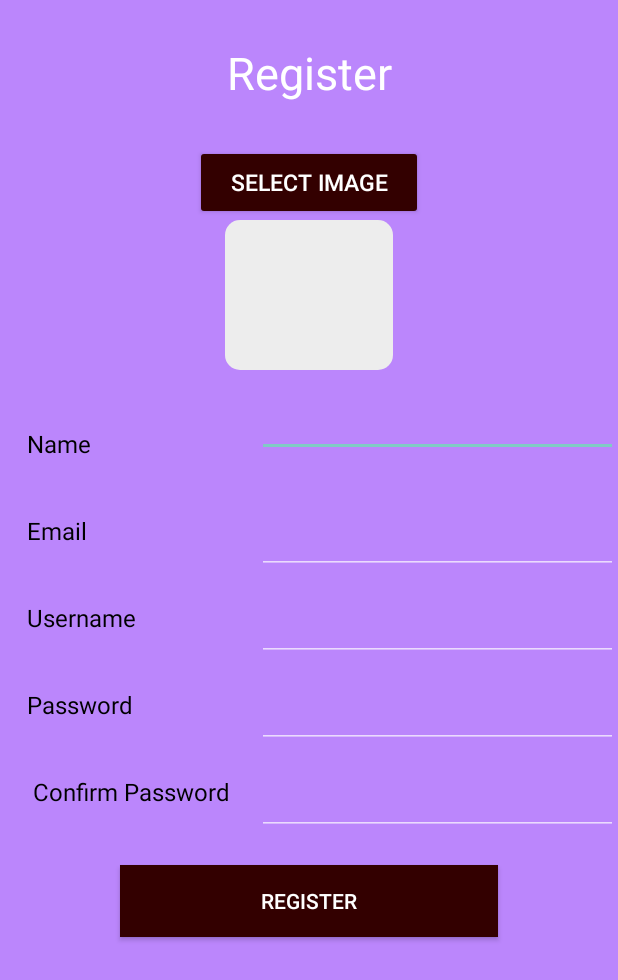
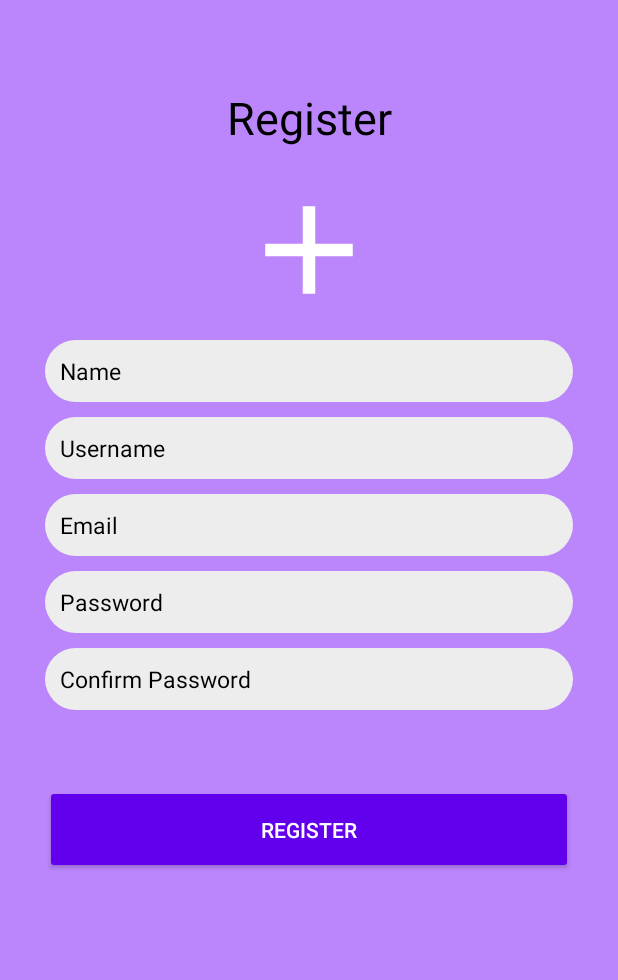
Before and after one commit to surajiyer28/E1_GroupNo.2_BillSplitter, an Android app: the RegisterActivity screen opened directly, with no data from a screen before it, on a phone screen of 412 x 824 dp. Shown: the top 980 px of the screen. Run offline under Robolectric (Android 15) with nearby library versions, the light colour scheme and no system bars; our stand-ins replace Firebase (no records; nobody signed in at launch, a user with empty details on screens opened directly).

Commit message:
register firebase

```diff
--- a/app/build.gradle
+++ b/app/build.gradle
@@ -1,5 +1,6 @@
 plugins {
     id 'com.android.application'
+    id 'com.google.gms.google-services'
 }
 
 android {
@@ -32,9 +33,11 @@ dependencies {
     implementation 'androidx.appcompat:appcompat:1.3.1'
     implementation 'com.google.android.material:material:1.4.0'
     implementation 'androidx.lifecycle:lifecycle-extensions:2.2.0-alpha03'
+    implementation 'com.google.firebase:firebase-firestore:21.4.0'
     annotationProcessor "androidx.lifecycle:lifecycle-compiler:2.1.0"
     implementation 'androidx.constraintlayout:constraintlayout:2.1.0'
     implementation "androidx.recyclerview:recyclerview:1.0.0"
+    implementation platform('com.google.firebase:firebase-bom:28.4.2')
 
     testImplementation 'junit:junit:4.+'
     androidTestImplementation 'androidx.test.ext:junit:1.1.3'
--- a/app/src/main/AndroidManifest.xml
+++ b/app/src/main/AndroidManifest.xml
@@ -32,7 +32,8 @@
             android:exported="true" />
         <activity
             android:name=".RegisterActivity"
-            android:exported="true" />
+            android:exported="true"
+            android:parentActivityName=".LoginActivity"/>
         <activity
             android:name=".LoginActivity"
             android:exported="true">
--- a/app/src/main/res/drawable/rounded_corners.xml
+++ b/app/src/main/res/drawable/rounded_corners.xml
@@ -4,7 +4,7 @@
     xmlns:android="http://schemas.android.com/apk/res/android"
     android:shape="rectangle">
 
-    <corners android:radius="10dp" />
+    <corners android:radius="300dp" />
 
 
 
--- a/app/src/main/res/layout/register.xml
+++ b/app/src/main/res/layout/register.xml
@@ -5,199 +5,109 @@
     android:layout_height="match_parent"
     android:orientation="vertical"
     android:background="@color/purple_200"
-    android:stretchColumns="1"> <!-- stretch the second column of the layout-->
-
+    android:stretchColumns="1"
+    android:padding="20dp"> <!-- stretch the second column of the layout-->
     <TextView
         android:id="@+id/Register"
         android:layout_width="match_parent"
         android:layout_height="wrap_content"
         android:padding="18dp"
         android:text="Register"
-        android:layout_marginTop="10dp"
+        android:textColor="@color/black"
         android:textAlignment="center"
-        android:textColor="@color/white"
+        android:layout_marginTop="20dp"
         android:textSize="30dp" />
 
-
-        <Button
-            android:id="@+id/button"
-            android:layout_width="100dp"
-            android:layout_height="50dp"
-            android:layout_centerHorizontal="true"
-            android:backgroundTint="#330000"
-            android:layout_marginTop="10dp"
-            android:layout_marginHorizontal="130dp"
-            android:text="Select Image"
-            android:textColor="@android:color/white"
-            android:textSize="15dp"
-            android:onClick="getImage"
-            />
     <ImageView
         android:id="@+id/imageview"
         android:layout_width="100dp"
         android:layout_height="100dp"
-            android:layout_marginHorizontal="150dp"
-            android:layout_gravity="left"
-            android:background="@drawable/rounded_corners"
+        android:src="@drawable/ic_add_white"
+        android:onClick="getImage"
         />
-
-
-    <TableRow
-        android:id="@+id/Row1"
-        android:layout_width="fill_parent"
-        android:layout_height="wrap_content"
-        >
-        <TextView
-
-            android:id="@+id/name"
-            android:layout_width="wrap_content"
-            android:layout_height="wrap_content"
-            android:padding="18dp"
-            android:text="Name"
-            android:textColor="@color/black"
-            android:textSize="16dp"
-            android:layout_marginTop="20dp"
-            />
+    <!-- first row of the table layout-->
 
     <EditText
         android:id="@+id/name1"
         android:layout_height="wrap_content"
         android:layout_width="wrap_content"
-            android:padding="18dp"
+        android:padding="10dp"
+        android:layout_marginTop="10dp"
         android:text=""
+        android:layout_marginHorizontal="10dp"
+        android:hint="Name"
+        android:textColorHint="@color/black"
+        android:background="@drawable/rounded_corners"
         android:textColor="@color/black"
-            android:textSize="16dp"/>
-
-    </TableRow>
-    <!-- first row of the table layout-->
-    <TableRow
-        android:id="@+id/Row2"
-        android:layout_width="fill_parent"
-        android:layout_height="wrap_content"
-        >
-        <TextView
-
-            android:id="@+id/Email"
-            android:layout_width="wrap_content"
-            android:layout_height="wrap_content"
-            android:padding="18dp"
-            android:text="Email"
-            android:textColor="@color/black"
-            android:textSize="16dp"
-            />
-
-        <EditText
-            android:id="@+id/email_id"
-            android:layout_height="wrap_content"
-            android:layout_width="wrap_content"
-            android:padding="18dp"
-            android:text=""
-            android:textColor="@color/black"
-            android:textSize="16dp"/>
-
-    </TableRow>
-    <TableRow
-
-        android:id="@+id/Row3"
-        android:layout_width="fill_parent"
-        android:layout_height="wrap_content">
-
-        <!-- first element of the row-->
-        <TextView
-
-            android:id="@+id/usernameLabel1"
-            android:layout_width="wrap_content"
-            android:layout_height="wrap_content"
-            android:padding="18dp"
-            android:text="Username"
-            android:textColor="@color/black"
-            android:textSize="16dp"
-            />
+        android:textSize="15dp"/>
 
     <EditText
         android:id="@+id/username"
         android:layout_height="wrap_content"
         android:layout_width="wrap_content"
-            android:padding="18dp"
+        android:padding="10dp"
+        android:layout_marginTop="10dp"
         android:text=""
+        android:layout_marginHorizontal="10dp"
+        android:hint="Username"
+        android:textColorHint="@color/black"
+        android:background="@drawable/rounded_corners"
         android:textColor="@color/black"
-            android:textSize="16dp"/>
-
-
-    </TableRow>
-    <TableRow
-
-        android:id="@+id/Row4"
-        android:layout_width="fill_parent"
-        android:layout_height="wrap_content">
+        android:textSize="15dp"/>
+    <EditText
+        android:id="@+id/email_id"
+        android:layout_height="wrap_content"
+        android:layout_width="wrap_content"
+        android:padding="10dp"
+        android:layout_marginTop="10dp"
+        android:text=""
+        android:layout_marginHorizontal="10dp"
+        android:hint="Email"
+        android:textColorHint="@color/black"
+        android:background="@drawable/rounded_corners"
+        android:textColor="@color/black"
+        android:textSize="15dp"/>
 
     <!-- first element of the row-->
-        <TextView
-
-            android:id="@+id/passwordLabel"
-            android:layout_width="wrap_content"
-            android:layout_height="wrap_content"
-            android:padding="18dp"
-            android:text="Password"
-            android:textColor="@color/black"
-            android:textSize="16dp"
-            />
-
     <EditText
         android:id="@+id/password"
         android:layout_height="wrap_content"
         android:layout_width="wrap_content"
-            android:padding="18dp"
+        android:padding="10dp"
+        android:layout_marginHorizontal="10dp"
         android:text=""
         android:inputType="textPassword"
+        android:background="@drawable/rounded_corners"
+        android:layout_marginTop="10dp"
         android:textColor="@color/black"
-            android:textSize="16dp"/>
-
-
-    </TableRow>
-    <TableRow
-
-        android:id="@+id/Row5"
-        android:layout_width="fill_parent"
-        android:layout_height="wrap_content">
-
-        <!-- first element of the row-->
-        <TextView
-
-            android:id="@+id/cpasswordLabel"
-            android:layout_width="wrap_content"
-            android:layout_height="wrap_content"
-            android:padding="18dp"
-            android:text=" Confirm Password"
-            android:textColor="@color/black"
-            android:textSize="16dp"
+        android:textSize="15dp"
+        android:hint="Password"
+        android:textColorHint="@color/black"
         />
-
     <EditText
         android:id="@+id/cpassword"
         android:layout_height="wrap_content"
         android:layout_width="wrap_content"
-            android:padding="18dp"
+        android:padding="10dp"
+        android:layout_marginHorizontal="10dp"
         android:text=""
+        android:inputType="textPassword"
+        android:background="@drawable/rounded_corners"
+        android:layout_marginTop="10dp"
         android:textColor="@color/black"
-            android:inputType="textPassword"
-            android:textSize="16dp"/>
-
-
-    </TableRow>
-
+        android:textSize="15dp"
+        android:hint="Confirm Password"
+        android:textColorHint="@color/black"
+        />
 
     <Button
-        android:id="@+id/register"
+        android:id="@+id/login"
         android:text="Register"
-        android:layout_marginHorizontal="80dp"
-        android:layout_marginVertical="20dp"
-        android:background="@color/purple_500"
-        android:onClick="register"
-        android:backgroundTint="#330000"
-        android:textColor="@color/white"
-        >
-
+        android:layout_marginHorizontal="10dp"
+        android:layout_marginTop="50dp"
+        android:padding="20dp"
+        android:backgroundTint="@color/purple_500"
+        android:onClick="register">
     </Button>
 
 </TableLayout>
--- a/build.gradle
+++ b/build.gradle
@@ -7,12 +7,14 @@ buildscript {
     dependencies {
 
         classpath "com.android.tools.build:gradle:7.0.1"
+        classpath 'com.google.gms:google-services:4.3.10'
 
         // NOTE: Do not place your application dependencies here; they belong
         // in the individual module build.gradle files
     }
 }
 
+
 task clean(type: Delete) {
     delete rootProject.buildDir
 }
```
Also changed, not shown: app/src/main/java/com/firstapp/myapplication/RegisterActivity.java (+37 -4 lines), app/src/main/res/layout/login.xml (+22 -41 lines), app/src/main/java/com/firstapp/myapplication/AddEditBillActivity.java (line endings or trailing spaces), 7 other files. Lines whose indentation alone changed are shown as unchanged.
